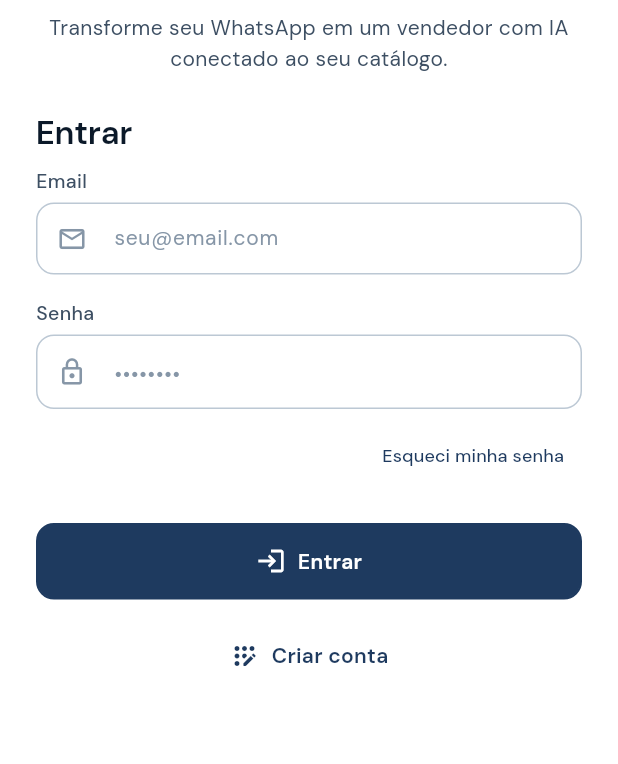
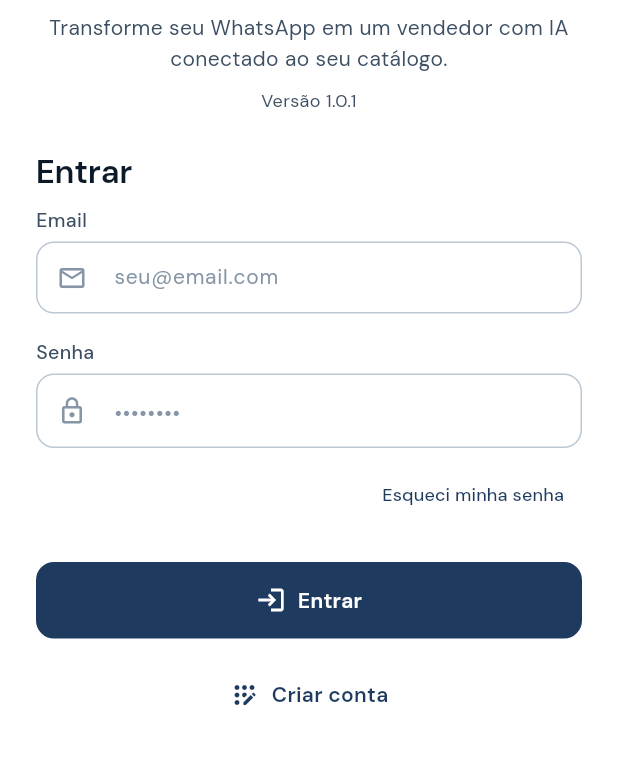
Before and after one commit to HelioVieiraSilvaJr/saas_manu, a Flutter app: the screen it shows after launch, on a phone screen of 412 x 824 dp, the part 288-1052 px from its top. Run offline on Flutter 3.47's test engine with Material 3 defaults, Android fonts, the phone set to English and light mode, and no system bars; our stand-ins replace cached_network_image, cloud_firestore, elegant_notification, firebase_auth, firebase_core, firebase_storage and 5 more; accounts and stored records are empty.

Commit message:
🧩: Evolução

```diff
--- /dev/null
+++ b/lib/Commons/Constants/AppConstants.dart
@@ -0,0 +1,6 @@
+class AppConstants {
+  AppConstants._();
+
+  static const String appName = 'SaaS Manu';
+  static const String appVersion = '1.0.1';
+}
--- a/lib/Scenes/Login/Mobile/LoginMobileView.dart
+++ b/lib/Scenes/Login/Mobile/LoginMobileView.dart
@@ -1,5 +1,6 @@
 import 'package:flutter/material.dart';
 import 'package:mask_text_input_formatter/mask_text_input_formatter.dart';
+import '../../../Commons/Constants/AppConstants.dart';
 import '../../../Commons/Widgets/DesignSystem/DSColors.dart';
 import '../../../Commons/Widgets/DesignSystem/DSTextStyle.dart';
 import '../../../Commons/Widgets/DesignSystem/DSSpacing.dart';
@@ -110,7 +111,7 @@
         ),
         const SizedBox(height: DSSpacing.xl),
         Text(
-          'SaaS Manu',
+          AppConstants.appName,
           style: textStyles.headline1,
           textAlign: TextAlign.center,
         ),
@@ -118,6 +119,12 @@
         Text(
           'Transforme seu WhatsApp em um vendedor com IA conectado ao seu catálogo.',
           style: textStyles.bodyMedium.copyWith(color: colors.textSecondary),
+          textAlign: TextAlign.center,
+        ),
+        const SizedBox(height: DSSpacing.sm),
+        Text(
+          'Versão ${AppConstants.appVersion}',
+          style: textStyles.bodySmall.copyWith(color: colors.textSecondary),
           textAlign: TextAlign.center,
         ),
       ],
--- a/lib/Scenes/Login/Web/LoginWebView.dart
+++ b/lib/Scenes/Login/Web/LoginWebView.dart
@@ -1,5 +1,6 @@
 import 'package:flutter/material.dart';
 import 'package:mask_text_input_formatter/mask_text_input_formatter.dart';
+import '../../../Commons/Constants/AppConstants.dart';
 import '../../../Commons/Widgets/DesignSystem/DSColors.dart';
 import '../../../Commons/Widgets/DesignSystem/DSTextStyle.dart';
 import '../../../Commons/Widgets/DesignSystem/DSSpacing.dart';
@@ -158,6 +159,11 @@
                 'Multi-tenant com cada negócio operando no seu próprio espaço',
             colors: colors,
             textStyles: textStyles,
+          ),
+          const SizedBox(height: DSSpacing.xl),
+          Text(
+            'Versão ${AppConstants.appVersion}',
+            style: textStyles.bodySmall.copyWith(color: colors.textSecondary),
           ),
         ],
       ),
```
Also changed, not shown: lib/Scenes/ManageTenants/TenantsListPage.dart (+58 -6 lines), lib/Sources/Coordinators/AppShell.dart (+34 -0 lines), 1 other file.
